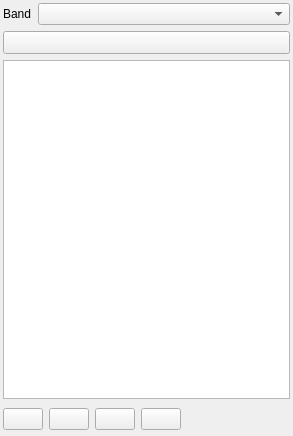
Qt form src/ui/qgspalettedrendererwidgetbase.ui (qgis/QGIS) before a commit.
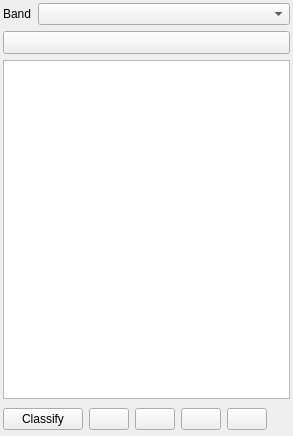
The same form after that commit. Icons and pictures are not drawn. Custom widgets are drawn as their Qt base class.

```diff
--- a/src/ui/qgspalettedrendererwidgetbase.ui
+++ b/src/ui/qgspalettedrendererwidgetbase.ui
@@ -60,6 +60,13 @@
    </item>
    <item row="3" column="0">
     <layout class="QHBoxLayout" name="horizontalLayout_3">
+     <item>
+      <widget class="QPushButton" name="mClassifyButton">
+       <property name="text">
+        <string>Classify</string>
+       </property>
+      </widget>
+     </item>
      <item>
       <widget class="QPushButton" name="mAddEntryButton">
        <property name="toolTip">
```
